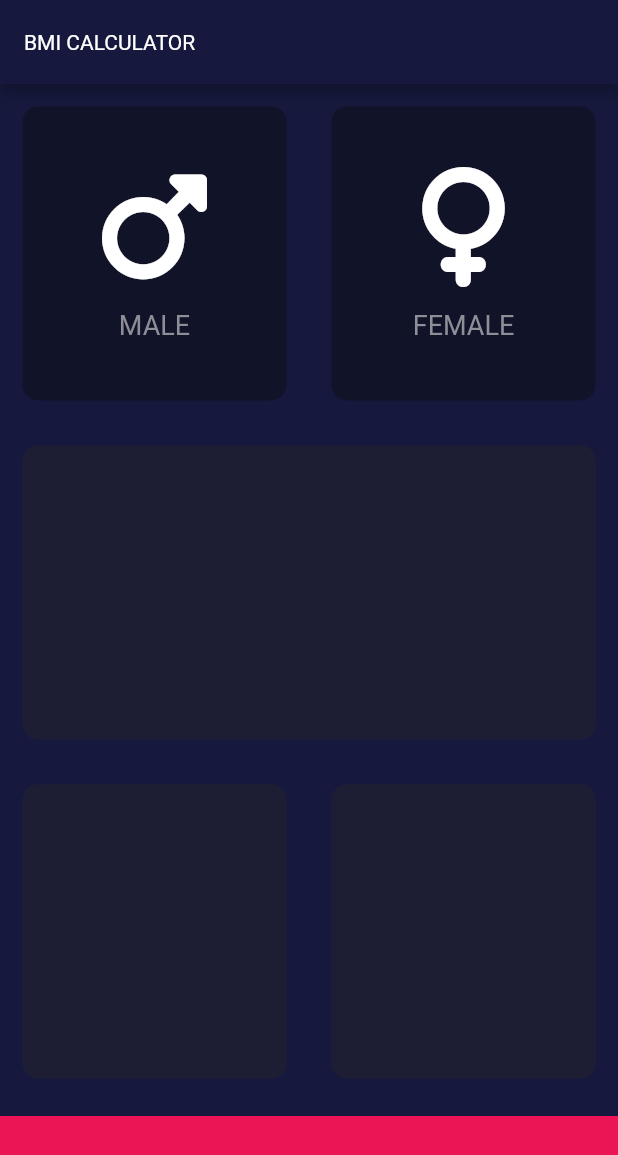
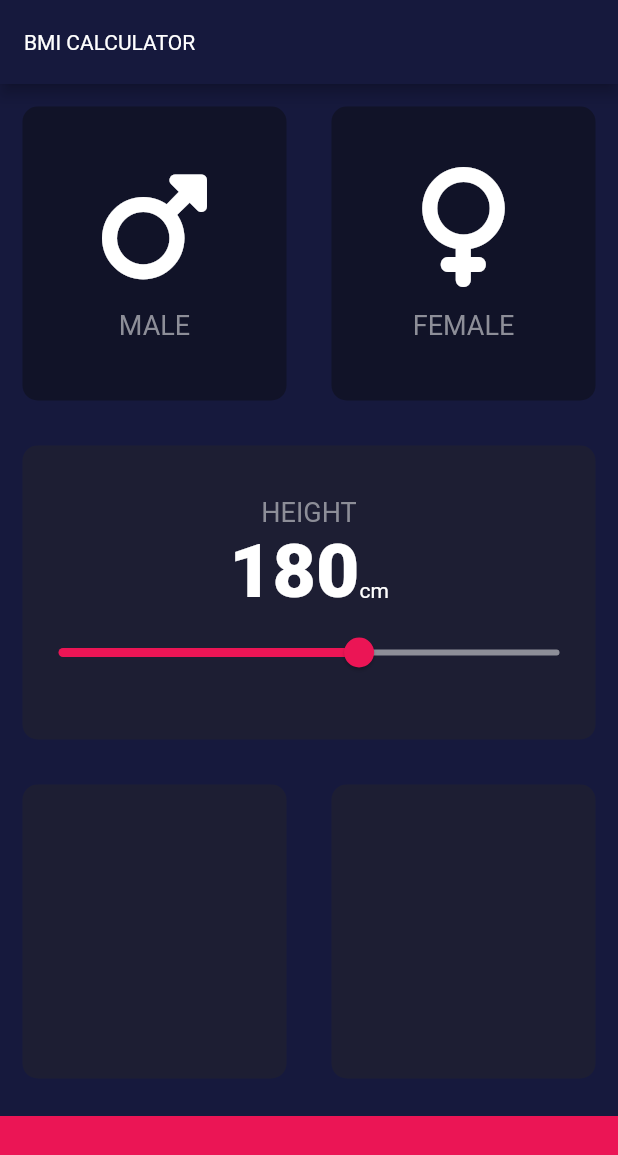
Before and after one commit to selinguz/bmi_calculator, a Flutter app: the screen it shows after launch, on a phone screen of 412 x 824 dp. Shown: the top 1155 px of the screen. Run offline on Flutter 3.47's test engine with Material 2 defaults, Android fonts, the phone set to English and light mode, and no system bars; our stand-ins replace font_awesome_flutter.

```diff
--- /dev/null
+++ b/lib/constants.dart
@@ -0,0 +1,16 @@
+import 'package:flutter/material.dart';
+
+const kLabelTextStyle = TextStyle(
+  fontSize: 18,
+  color: Color(0xFF8D8E98),
+);
+
+const kBottomContainerHeight = 80.0;
+const kBottomContainerColor = Color(0xFFEB1555);
+const kActiveCardColor = Color(0xFF1D1E33);
+
+const kNumberTextStyle = TextStyle(
+  fontSize: 50,
+  fontWeight: FontWeight.w900,
+  color: Colors.white
+);
--- a/lib/icon_content.dart
+++ b/lib/icon_content.dart
@@ -1,9 +1,5 @@
 import 'package:flutter/material.dart';
-
-const labelTextStyle = TextStyle(
-  fontSize: 18,
-  color: Color(0xFF8D8E98),
-);
+import 'constants.dart';
 
 class IconContent extends StatelessWidget {
   final IconData icon;
@@ -25,7 +21,7 @@ class IconContent extends StatelessWidget {
         ),
         Text(
           label,
-          style: labelTextStyle,
+          style: kLabelTextStyle,
         ),
       ],
     );
--- a/lib/input_page.dart
+++ b/lib/input_page.dart
@@ -2,11 +2,9 @@ import 'package:bmi_calculator/reusable_card.dart';
 import 'package:flutter/material.dart';
 import 'package:font_awesome_flutter/font_awesome_flutter.dart';
 
+import 'constants.dart';
 import 'icon_content.dart';
 
-const bottomContainerHeight = 80.0;
-const bottomContainerColor = Color(0xFFEB1555);
-const activeCardColor = Color(0xFF1D1E33);
 const inactiveCardColor = Color(0xFF111328);
 
 enum Gender { male, female }
@@ -20,6 +18,7 @@ class InputPage extends StatefulWidget {
 
 class _InputPageState extends State<InputPage> {
   Gender? selectedGender;
+  int height = 180;
 
   //Color maleCardColor = inactiveCardColor;
   //Color femaleCardColor = inactiveCardColor;
@@ -31,6 +30,7 @@ class _InputPageState extends State<InputPage> {
         title: const Text('BMI CALCULATOR'),
       ),
       body: Column(
+        crossAxisAlignment: CrossAxisAlignment.stretch,
         children: [
           Expanded(
             child: Row(
@@ -38,7 +38,7 @@ class _InputPageState extends State<InputPage> {
                 Expanded(
                   child: ReusableCard(
                     colour: selectedGender == Gender.male
-                        ? activeCardColor
+                        ? kActiveCardColor
                         : inactiveCardColor,
                     cardChild: IconContent(
                       icon: FontAwesomeIcons.mars,
@@ -54,7 +54,7 @@ class _InputPageState extends State<InputPage> {
                 Expanded(
                   child: ReusableCard(
                     colour: selectedGender == Gender.female
-                        ? activeCardColor
+                        ? kActiveCardColor
                         : inactiveCardColor,
                     cardChild: IconContent(
                       icon: FontAwesomeIcons.venus,
@@ -75,8 +75,44 @@ class _InputPageState extends State<InputPage> {
               children: [
                 Expanded(
                   child: ReusableCard(
-                    colour: activeCardColor,
+                    colour: kActiveCardColor,
                     onPress: () {},
+                    cardChild: Column(
+                      mainAxisAlignment: MainAxisAlignment.center,
+                      children: [
+                        Text(
+                          'HEIGHT',
+                          style: kLabelTextStyle,
+                        ),
+                        Row(
+                          mainAxisAlignment: MainAxisAlignment.center,
+                          crossAxisAlignment: CrossAxisAlignment.baseline,
+                          textBaseline: TextBaseline.alphabetic,
+                          children: [
+                            Text(
+                              height.toString(),
+                              style: kNumberTextStyle,
+                            ),
+                            Text(
+                              'cm',
+                              style: TextStyle(color: Colors.white),
+                            ),
+                          ],
+                        ),
+                        Slider(
+                          value: height.toDouble(),
+                          onChanged: (double newValue) {
+                            setState(() {
+                              height = newValue.round();
+                            });
+                          },
+                          min: 120,
+                          max: 220,
+                          activeColor: Color(0xFFEB1555),
+                          inactiveColor: Color(0xFF8D8E98),
+                        ),
+                      ],
+                    ),
                   ),
                 ),
               ],
@@ -86,17 +122,17 @@ class _InputPageState extends State<InputPage> {
             child: Row(
               children: [
                 Expanded(
-                  child: ReusableCard(colour: activeCardColor, onPress: () {}),
+                  child: ReusableCard(colour: kActiveCardColor, onPress: () {}),
                 ),
                 Expanded(
-                  child: ReusableCard(colour: activeCardColor, onPress: () {}),
+                  child: ReusableCard(colour: kActiveCardColor, onPress: () {}),
                 ),
               ],
             ),
           ),
           Container(
-            color: bottomContainerColor,
-            height: bottomContainerHeight,
+            color: kBottomContainerColor,
+            height: kBottomContainerHeight,
             width: double.infinity,
             margin: EdgeInsets.only(top: 10.0),
           ),
```
